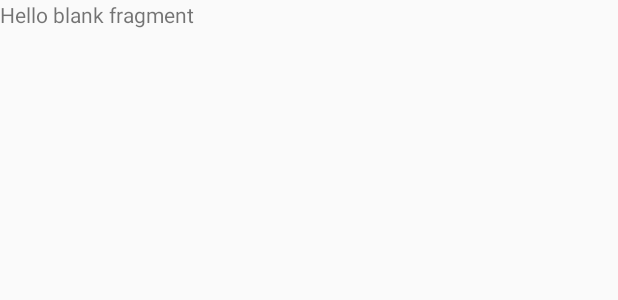
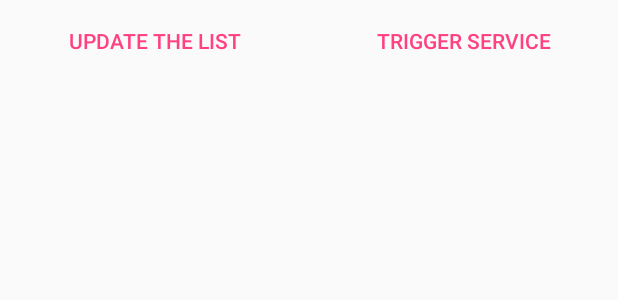
Before and after one commit to robillo/BackgoundComponents, an Android app: the layout fragment_five.xml on its own in the app's theme, with its tools: preview values and no code run, on a phone screen of 412 x 824 dp. Shown: the top 300 px of the screen. Run offline under Robolectric (Android 15) with nearby library versions, the phone set to English and light mode, and no system bars.

Commit message:
implemented js

```diff
--- a/app/src/main/java/com/appbusters/robinkamboj/backgoundcomponents/controller/LocalWordService.java
+++ b/app/src/main/java/com/appbusters/robinkamboj/backgoundcomponents/controller/LocalWordService.java
@@ -28,7 +28,7 @@ public class LocalWordService extends Service {
     }
 
     public class MyBinder extends Binder {
-        LocalWordService getService() {
+        public LocalWordService getService() {
             return LocalWordService.this;
         }
     }
--- a/app/src/main/res/layout/fragment_five.xml
+++ b/app/src/main/res/layout/fragment_five.xml
@@ -1,13 +1,36 @@
-<FrameLayout xmlns:android="http://schemas.android.com/apk/res/android"
+<LinearLayout xmlns:android="http://schemas.android.com/apk/res/android"
     xmlns:tools="http://schemas.android.com/tools"
     android:layout_width="match_parent"
     android:layout_height="match_parent"
+    android:orientation="vertical"
     tools:context="com.appbusters.robinkamboj.backgoundcomponents.view.fragments.FiveFragment">
 
-    <!-- TODO: Update blank fragment layout -->
-    <TextView
+    <LinearLayout
         android:layout_width="match_parent"
-        android:layout_height="match_parent"
-        android:text="@string/hello_blank_fragment" />
+        android:layout_height="wrap_content"
+        android:orientation="horizontal">
 
-</FrameLayout>
+        <Button
+            android:id="@+id/updateList"
+            android:layout_width="wrap_content"
+            android:layout_height="wrap_content"
+            android:layout_weight="1"
+            android:text="@string/update_the_list"
+            style="?attr/buttonBarButtonStyle"/>
+
+        <Button
+            android:id="@+id/triggerServiceUpdate"
+            android:layout_width="wrap_content"
+            android:layout_height="wrap_content"
+            android:layout_weight="1"
+            android:text="@string/trigger_service"
+            style="?attr/buttonBarButtonStyle"/>
+
+    </LinearLayout>
+
+    <ListView
+        android:id="@+id/list"
+        android:layout_width="match_parent"
+        android:layout_height="match_parent"/>
+
+</LinearLayout>
--- a/app/src/main/res/values/strings.xml
+++ b/app/src/main/res/values/strings.xml
@@ -13,4 +13,6 @@
     <string name="start_repeating_alarm">Start Repeating Alarm</string>
     <string name="cancel_repeating_alarm">Cancel Repeating Alarm</string>
     <string name="one_time_alarm">One Time Alarm</string>
+    <string name="trigger_service">Trigger service</string>
+    <string name="update_the_list">Update the list</string>
 </resources>
```
Also changed, not shown: app/src/main/java/com/appbusters/robinkamboj/backgoundcomponents/view/fragments/FiveFragment.java (+57 -2 lines).
